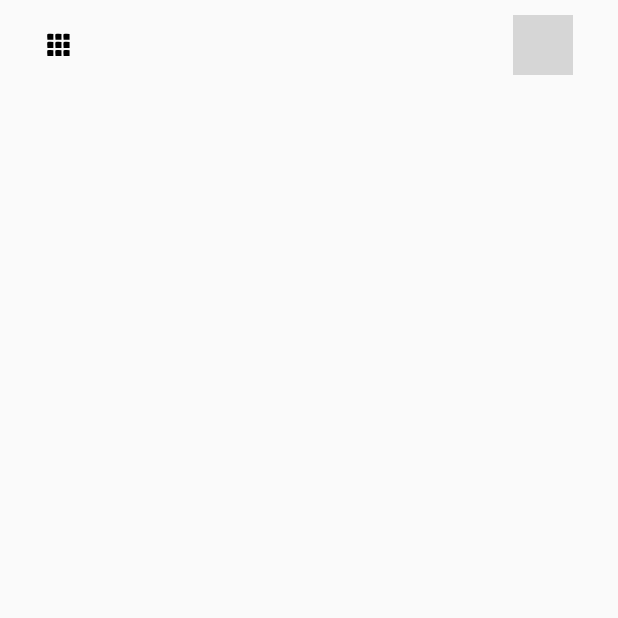
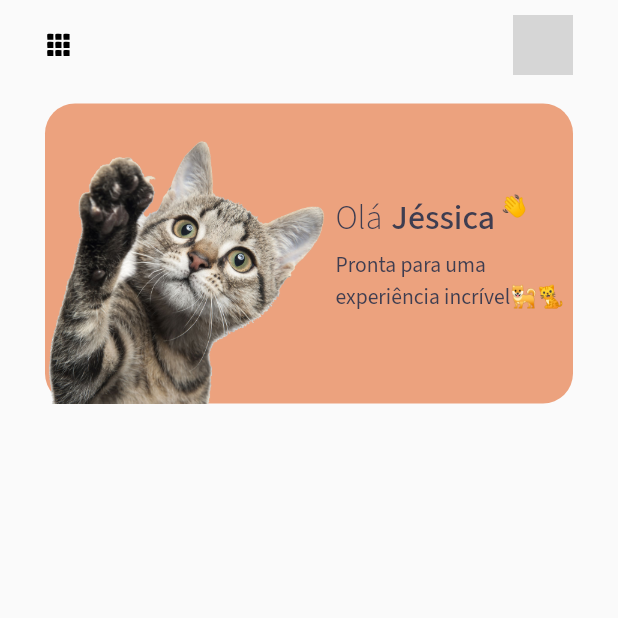
Before and after one commit to leandrorochaadm/lucky_pet_shop_ecommerce, a Flutter app: the screen it shows after launch, on a phone screen of 412 x 824 dp, the top half of it. Run offline on Flutter 3.47's test engine with Material 2 defaults, Android fonts, the phone set to English and light mode, and no system bars; our stand-ins replace flutter_svg, google_fonts; network calls fail; grey boxes are pictures that could not be loaded.

Commit message:
HomeScreen: header

```diff
--- a/lib/app_styles.dart
+++ b/lib/app_styles.dart
@@ -7,6 +7,7 @@ const Color kGrey = Color(0xff646379);
 const Color kLightGrey = Color(0xff838092);
 const Color kOrange = Color(0xffECA27E);
 const Color kLightOrange = Color(0xffFEECE5);
+const Color kBlack = Color(0xff3E3D50);
 const Color kWhite = Color(0xffFFFFFF);
 
 const double kPaddingHorizontal = 30.0;
@@ -23,3 +24,6 @@ final kSourceSansProMedium = GoogleFonts.sourceSansPro(
 final kSourceSansProRegular = GoogleFonts.sourceSansPro(
   fontWeight: FontWeight.w400,
 );
+final kSourceSansProLigth = GoogleFonts.sourceSansPro(
+  fontWeight: FontWeight.w300,
+);
--- a/lib/home_screen.dart
+++ b/lib/home_screen.dart
@@ -1,19 +1,21 @@
 import 'package:flutter/material.dart';
 import 'package:flutter_svg/flutter_svg.dart';
 import 'package:lucky_pet_shop_ecommerce/app_styles.dart';
+import 'package:lucky_pet_shop_ecommerce/size_config.dart';
 
 class HomeScreen extends StatelessWidget {
   const HomeScreen({Key? key}) : super(key: key);
 
   @override
   Widget build(BuildContext context) {
+    SizeConfig().init(context);
     return SafeArea(
+      child: Padding(
+        padding: const EdgeInsets.symmetric(horizontal: kPaddingHorizontal),
         child: ListView(
           children: [
             const SizedBox(height: 10),
-        Padding(
-          padding: const EdgeInsets.symmetric(horizontal: kPaddingHorizontal),
-          child: Row(
+            Row(
               mainAxisAlignment: MainAxisAlignment.spaceBetween,
               children: [
                 SvgPicture.asset(
@@ -28,8 +30,86 @@ class HomeScreen extends StatelessWidget {
                 )
               ],
             ),
+            const SizedBox(height: 19),
+            SizedBox(
+              height: 200,
+              child: Stack(
+                children: [
+                  Positioned(
+                    left: 0,
+                    top: 0,
+                    right: 0,
+                    bottom: 0,
+                    child: Container(
+                      decoration: const BoxDecoration(
+                          color: kOrange,
+                          borderRadius: BorderRadius.all(Radius.circular(20))),
+                    ),
+                  ),
+                  Positioned(
+                    left: 0,
+                    top: 0,
+                    right: SizeConfig.blockSizeHorizontal! * 40,
+                    bottom: 0,
+                    child: Image.asset(
+                      'assets/images/welcom_message.png',
+                      fit: BoxFit.cover,
+                    ),
+                  ),
+                  Positioned(
+                    left: SizeConfig.blockSizeHorizontal! * 47,
+                    bottom: 0,
+                    top: 0,
+                    right: 0,
+                    child: Column(
+                      crossAxisAlignment: CrossAxisAlignment.start,
+                      mainAxisAlignment: MainAxisAlignment.center,
+                      children: [
+                        Row(
+                          crossAxisAlignment: CrossAxisAlignment.start,
+                          children: [
+                            Text(
+                              'Olá',
+                              style: kSourceSansProLigth.copyWith(
+                                fontSize: SizeConfig.blockSizeHorizontal! * 5.5,
+                                color: kBlack,
+                              ),
+                            ),
+                            const SizedBox(width: 6),
+                            Text(
+                              'Jéssica',
+                              style: kSourceSansProMedium.copyWith(
+                                fontSize: SizeConfig.blockSizeHorizontal! * 5.5,
+                                color: kBlack,
+                              ),
+                            ),
+                            const SizedBox(width: 4),
+                            Text(
+                              '👋',
+                              style: kSourceSansProMedium.copyWith(
+                                fontSize: SizeConfig.blockSizeHorizontal! * 3.5,
+                                color: kBlack,
+                              ),
+                            ),
+                          ],
+                        ),
+                        const SizedBox(height: 5),
+                        Text(
+                          'Pronta para uma experiência incrível🐕🐈',
+                          style: kSourceSansProRegular.copyWith(
+                            fontSize: SizeConfig.blockSizeHorizontal! * 3.5,
+                            color: kBlack,
+                          ),
+                        ),
+                      ],
+                    ),
                   )
                 ],
-    ));
+              ),
+            )
+          ],
+        ),
+      ),
+    );
   }
 }
```
Also changed, not shown: assets/images/nav_icon.png (deleted), assets/images/welcom_message.png (added). Lines whose indentation alone changed are shown as unchanged.
